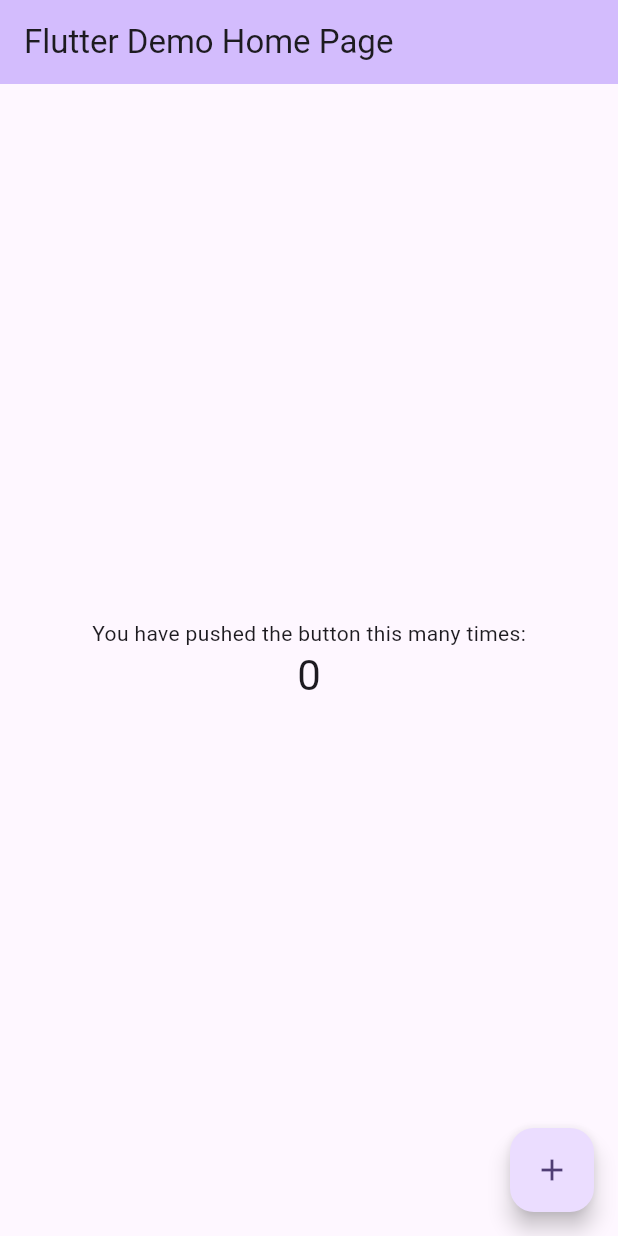
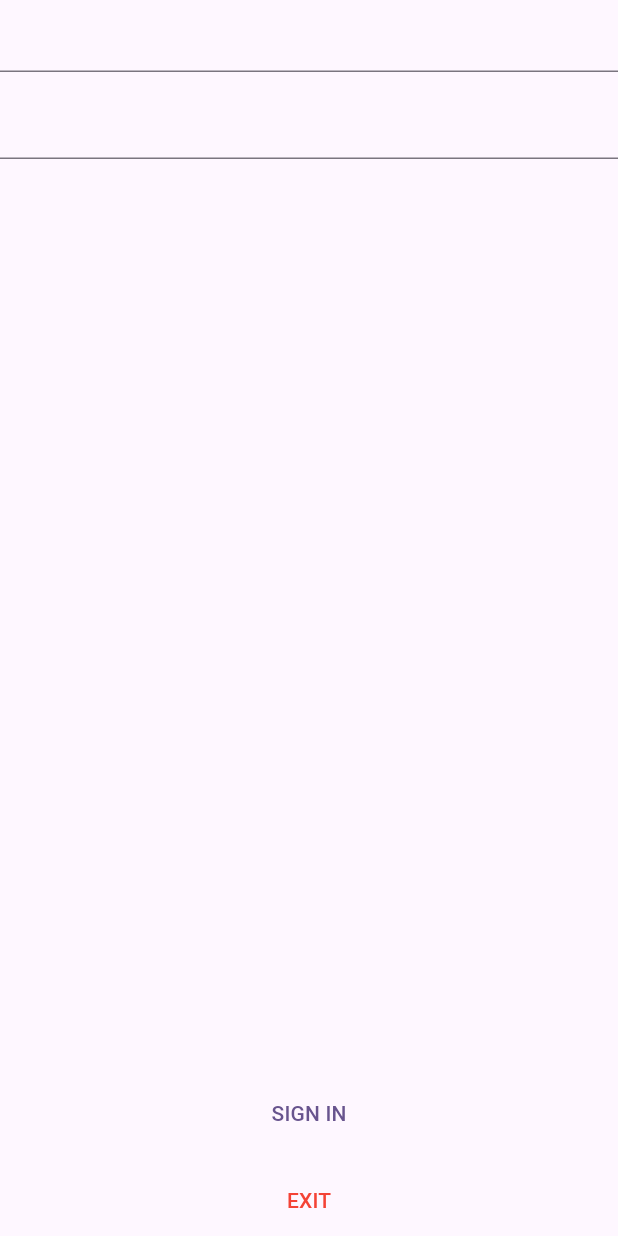
Before and after one commit to Noel-S/S8-U3-AC-01, a Flutter app: the screen it shows after launch, on a phone screen of 412 x 824 dp. Run offline on Flutter 3.47's test engine with Material 2 defaults, Android fonts, the phone set to English and light mode, and no system bars.

Commit message:
Creating login and home views

```diff
--- a/lib/main.dart
+++ b/lib/main.dart
@@ -1,4 +1,5 @@
 import 'package:flutter/material.dart';
+import 'package:login/modules/auth/auth.dart';
 
 void main() {
   runApp(const MyApp());
@@ -11,115 +12,12 @@ class MyApp extends StatelessWidget {
   @override
   Widget build(BuildContext context) {
     return MaterialApp(
-      title: 'Flutter Demo',
+      title: 'Login',
       theme: ThemeData(
-        // This is the theme of your application.
-        //
-        // TRY THIS: Try running your application with "flutter run". You'll see
-        // the application has a blue toolbar. Then, without quitting the app,
-        // try changing the seedColor in the colorScheme below to Colors.green
-        // and then invoke "hot reload" (save your changes or press the "hot
-        // reload" button in a Flutter-supported IDE, or press "r" if you used
-        // the command line to start the app).
-        //
-        // Notice that the counter didn't reset back to zero; the application
-        // state is not lost during the reload. To reset the state, use hot
-        // restart instead.
-        //
-        // This works for code too, not just values: Most code changes can be
-        // tested with just a hot reload.
         colorScheme: ColorScheme.fromSeed(seedColor: Colors.deepPurple),
         useMaterial3: true,
       ),
-      home: const MyHomePage(title: 'Flutter Demo Home Page'),
+      home: const Auth(),
     );
   }
 }
-
-class MyHomePage extends StatefulWidget {
-  const MyHomePage({super.key, required this.title});
-
-  // This widget is the home page of your application. It is stateful, meaning
-  // that it has a State object (defined below) that contains fields that affect
-  // how it looks.
-
-  // This class is the configuration for the state. It holds the values (in this
-  // case the title) provided by the parent (in this case the App widget) and
-  // used by the build method of the State. Fields in a Widget subclass are
-  // always marked "final".
-
-  final String title;
-
-  @override
-  State<MyHomePage> createState() => _MyHomePageState();
-}
-
-class _MyHomePageState extends State<MyHomePage> {
-  int _counter = 0;
-
-  void _incrementCounter() {
-    setState(() {
-      // This call to setState tells the Flutter framework that something has
-      // changed in this State, which causes it to rerun the build method below
-      // so that the display can reflect the updated values. If we changed
-      // _counter without calling setState(), then the build method would not be
-      // called again, and so nothing would appear to happen.
-      _counter++;
-    });
-  }
-
-  @override
-  Widget build(BuildContext context) {
-    // This method is rerun every time setState is called, for instance as done
-    // by the _incrementCounter method above.
-    //
-    // The Flutter framework has been optimized to make rerunning build methods
-    // fast, so that you can just rebuild anything that needs updating rather
-    // than having to individually change instances of widgets.
-    return Scaffold(
-      appBar: AppBar(
-        // TRY THIS: Try changing the color here to a specific color (to
-        // Colors.amber, perhaps?) and trigger a hot reload to see the AppBar
-        // change color while the other colors stay the same.
-        backgroundColor: Theme.of(context).colorScheme.inversePrimary,
-        // Here we take the value from the MyHomePage object that was created by
-        // the App.build method, and use it to set our appbar title.
-        title: Text(widget.title),
-      ),
-      body: Center(
-        // Center is a layout widget. It takes a single child and positions it
-        // in the middle of the parent.
-        child: Column(
-          // Column is also a layout widget. It takes a list of children and
-          // arranges them vertically. By default, it sizes itself to fit its
-          // children horizontally, and tries to be as tall as its parent.
-          //
-          // Column has various properties to control how it sizes itself and
-          // how it positions its children. Here we use mainAxisAlignment to
-          // center the children vertically; the main axis here is the vertical
-          // axis because Columns are vertical (the cross axis would be
-          // horizontal).
-          //
-          // TRY THIS: Invoke "debug painting" (choose the "Toggle Debug Paint"
-          // action in the IDE, or press "p" in the console), to see the
-          // wireframe for each widget.
-          mainAxisAlignment: MainAxisAlignment.center,
-          children: <Widget>[
-            const Text(
-              'You have pushed the button this many times:',
-            ),
-            Text(
-              '$_counter',
-              style: Theme.of(context).textTheme.headlineMedium,
-            ),
-          ],
-        ),
-      ),
-      floatingActionButton: FloatingActionButton(
-        onPressed: _incrementCounter,
-        tooltip: 'Increment',
-        child: const Icon(Icons.add),
-      ), // This trailing comma makes auto-formatting nicer for build methods.
-    );
-  }
-}
--- /dev/null
+++ b/lib/modules/auth/auth.dart
@@ -0,0 +1,84 @@
+import 'dart:io';
+
+import 'package:flutter/material.dart';
+
+class Auth extends StatefulWidget {
+  const Auth({super.key});
+
+  @override
+  State<Auth> createState() => _AuthState();
+}
+
+class _AuthState extends State<Auth> {
+  final _formKey = GlobalKey<FormState>();
+  final _user = 'moviles';
+  final _password = 'moveiles';
+  final _showPasswordNotifier = ValueNotifier<bool>(false);
+
+  @override
+  Widget build(BuildContext context) {
+    return Scaffold(
+      // appBar: AppBar(
+      //   backgroundColor: Theme.of(context).colorScheme.inversePrimary,
+      //   title: const Text('Login'),
+      // ),
+      body: Form(
+        key: _formKey,
+        child: ListView(
+          children: [
+            TextFormField(
+              validator: (value) {
+                if (value == null || value.isEmpty) {
+                  return 'Please enter your user';
+                }
+                if (value != _user) {
+                  return 'Enter a valid user';
+                }
+                return null;
+              },
+            ),
+            const SizedBox(height: 10),
+            ValueListenableBuilder<bool>(
+              valueListenable: _showPasswordNotifier,
+              builder: (context, showPassword, _) {
+                return TextFormField(
+                  validator: (value) {
+                    if (value == null || value.isEmpty) {
+                      return 'Please enter your password';
+                    }
+                    if (value != _password) {
+                      return 'Enter a valid password';
+                    }
+                    return null;
+                  },
+                  obscureText: showPassword,
+                );
+              },
+            ),
+          ],
+        ),
+      ),
+      bottomNavigationBar: SizedBox(
+        child: Column(
+          mainAxisSize: MainAxisSize.min,
+          children: [
+            TextButton(
+              onPressed: () {
+                // validate user
+              },
+              child: const Text('SIGN IN'),
+            ),
+            const SizedBox(height: 10),
+            TextButton(
+              style: TextButton.styleFrom(foregroundColor: Colors.red),
+              onPressed: () {
+                exit(0);
+              },
+              child: const Text('EXIT'),
+            ),
+          ],
+        ),
+      ),
+    );
+  }
+}
```
Also changed, not shown: lib/modules/home/home.dart (added, +15 -0 lines).
